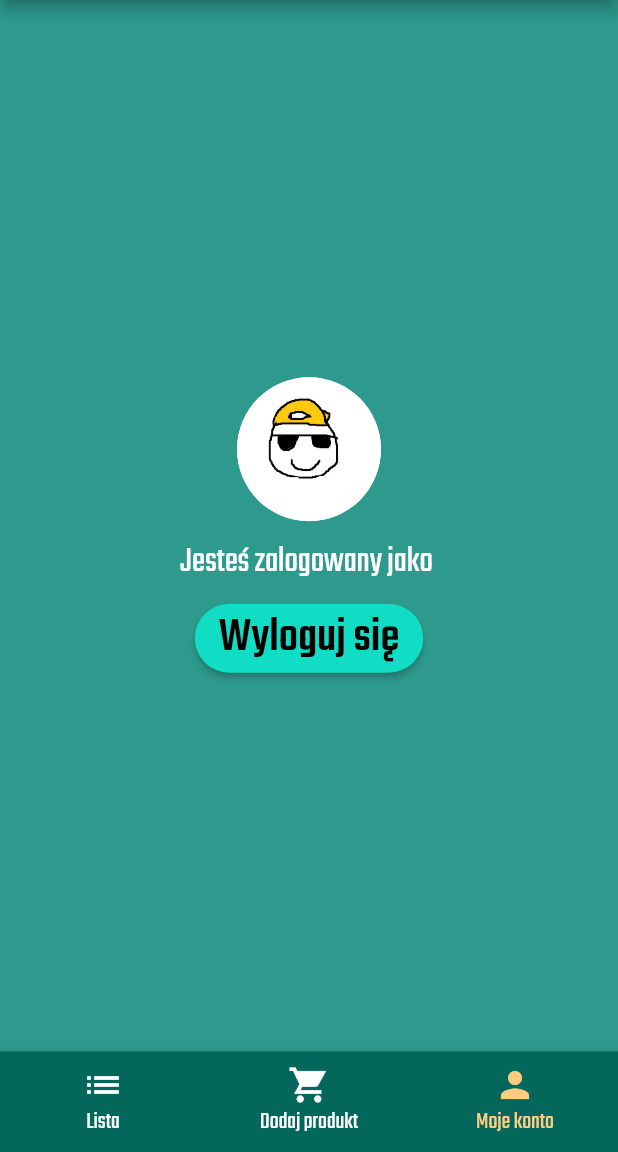
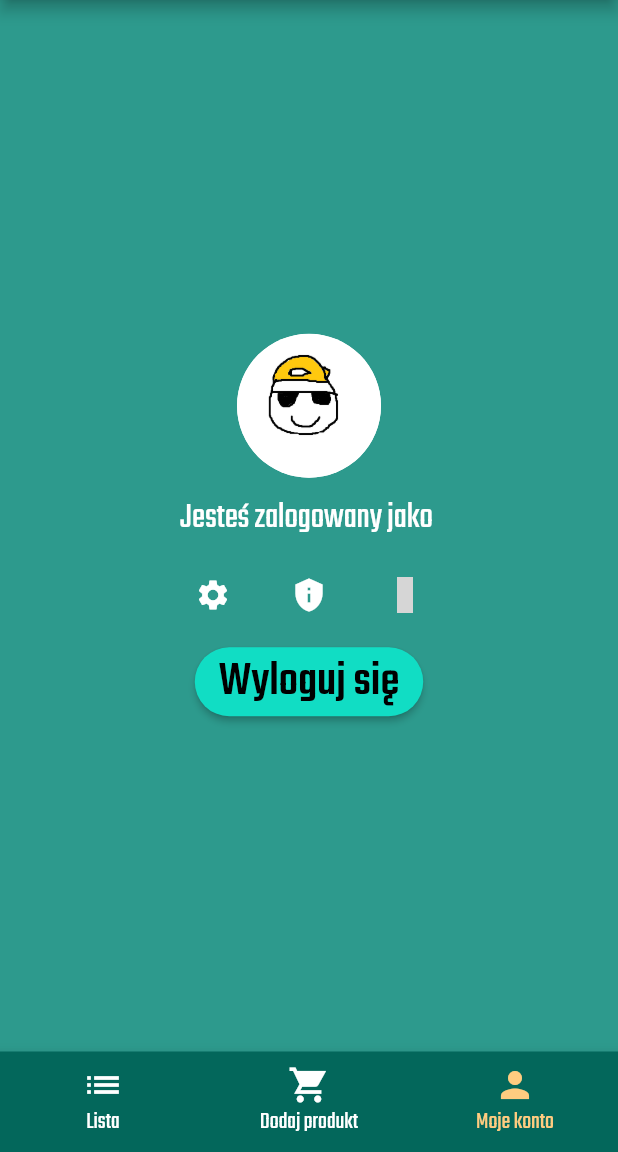
Before and after one commit to kubaolszewski/sneaky_shopper, a Flutter app: the HomePage screen opened directly with empty values, item 3 of the bottom bar chosen, on a phone screen of 412 x 824 dp, the part 84-1236 px from its top. Run offline on Flutter 3.47's test engine with Material 2 defaults, Android fonts, the phone set to English and light mode, and no system bars; our stand-ins replace cloud_firestore, firebase_auth, firebase_core, google_fonts, iconsax; accounts and stored records are empty; grey boxes are pictures that could not be loaded.

Commit message:
Add minor functionalities v.2

```diff
--- a/lib/app/home/my_account/my_account_page_content.dart
+++ b/lib/app/home/my_account/my_account_page_content.dart
@@ -1,6 +1,7 @@
 import 'package:firebase_auth/firebase_auth.dart';
 import 'package:flutter/material.dart';
 import 'package:google_fonts/google_fonts.dart';
+import 'package:iconsax/iconsax.dart';
 
 class MyAccountPageContent extends StatelessWidget {
   const MyAccountPageContent({
@@ -30,6 +31,45 @@ class MyAccountPageContent extends StatelessWidget {
             ),
           ),
           const SizedBox(height: 10),
+          Row(
+            mainAxisAlignment: MainAxisAlignment.center,
+            children: [
+              Column(
+                children: [
+                  TextButton(
+                    onPressed: () {},
+                    child: const Icon(
+                      Icons.settings,
+                      color: Colors.white,
+                    ),
+                  ),
+                ],
+              ),
+              Column(
+                children: [
+                  TextButton(
+                    onPressed: () {},
+                    child: const Icon(
+                      Icons.privacy_tip,
+                      color: Colors.white,
+                    ),
+                  ),
+                ],
+              ),
+              Column(
+                children: [
+                  TextButton(
+                    onPressed: () {},
+                    child: const Icon(
+                      Iconsax.medal5,
+                      color: Colors.white,
+                    ),
+                  ),
+                ],
+              ),
+            ],
+          ),
+          const SizedBox(height: 10),
           ElevatedButton(
             style: ElevatedButton.styleFrom(
                 shape: RoundedRectangleBorder(
```
